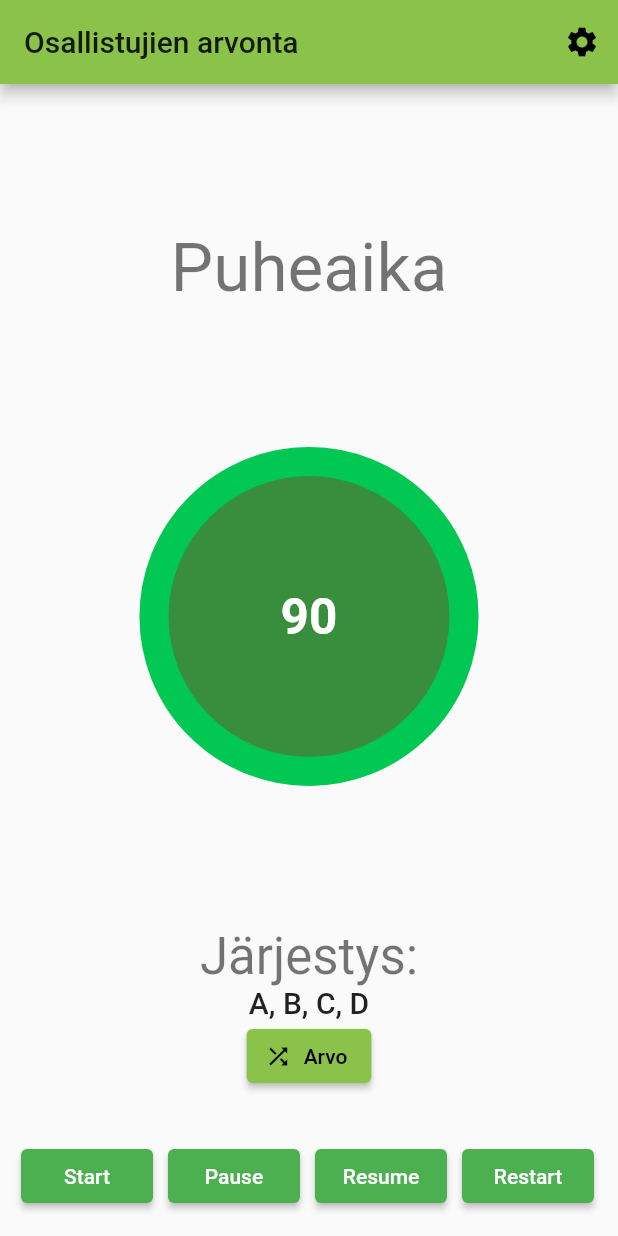
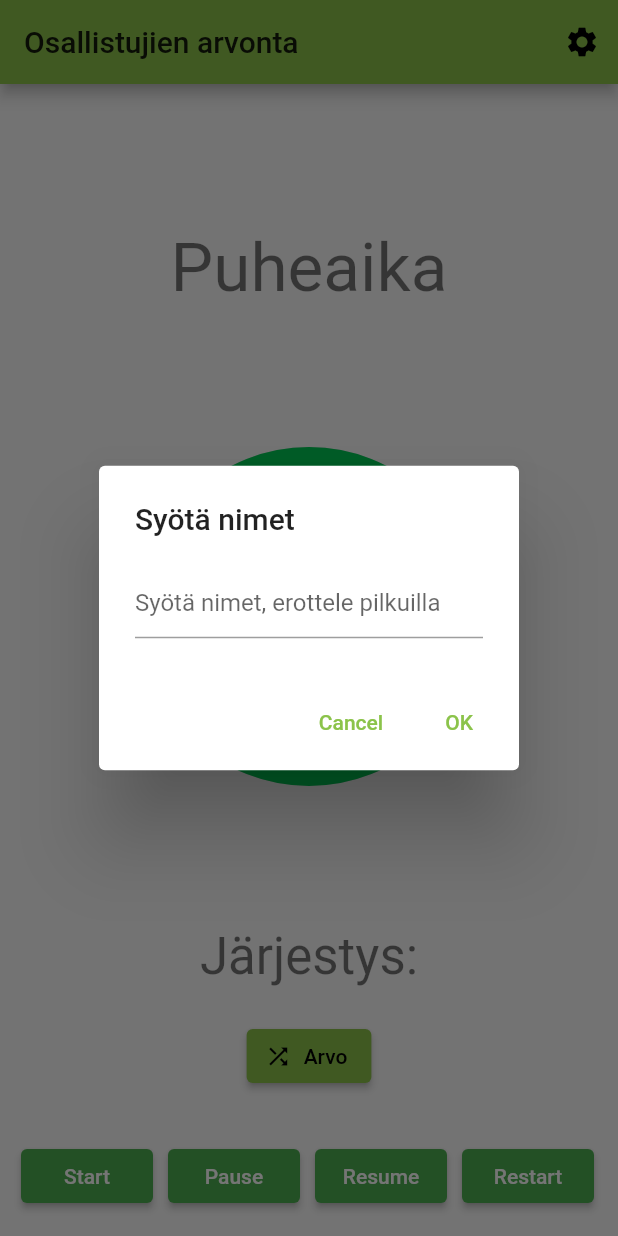
Before and after one commit to areee/flutter_participants_lottery, a Flutter app: the screen it shows after launch, after a tap on the "settings" icon, on a phone screen of 412 x 824 dp. Run offline on Flutter 3.47's test engine with Material 2 defaults, Android fonts, the phone set to English and light mode, and no system bars; drawn by our look-alikes of circular_countdown_timer.

Commit message:
Finish the 1st working version

```diff
--- a/lib/main.dart
+++ b/lib/main.dart
@@ -32,6 +32,60 @@ class MyHomePage extends StatefulWidget {
 class _MyHomePageState extends State<MyHomePage> {
   CountDownController _countDownController = CountDownController();
   int _duration = 90;
+  TextEditingController _textEditingController = TextEditingController();
+  String codeDialog = '';
+  String valueText = '';
+
+  void _runLottery(){
+    setState(() {
+      codeDialog = lottery.runLottery(codeDialog);
+    });
+  }
+
+  Future<void> _displayTextInputDialog(BuildContext context) async {
+    return showDialog(
+        context: context,
+        builder: (context) {
+          return AlertDialog(
+            title: Text('Syötä nimet'),
+            content: TextField(
+              onChanged: (value) {
+                setState(() {
+                  valueText = value;
+                });
+              },
+              controller: _textEditingController,
+              decoration: InputDecoration(hintText: "Syötä nimet, erottele pilkuilla"),
+            ),
+            actions: <Widget>[
+              TextButton(
+                child: Text('Cancel'),
+                onPressed: () {
+                  setState(() {
+                    Navigator.pop(context);
+                  });
+                },
+              ),
+              TextButton(
+                child: Text('OK'),
+                onPressed: () {
+                  setState(() {
+                    codeDialog = valueText;
+                    Navigator.pop(context);
+                  });
+                },
+              ),
+
+            ],
+          );
+        });
+  }
+
+  @override
+  void dispose() {
+    _textEditingController.dispose();
+    super.dispose();
+  }
 
   @override
   Widget build(BuildContext context) {
@@ -40,7 +94,9 @@ class _MyHomePageState extends State<MyHomePage> {
         title: Text(widget.title),
         actions: [
           IconButton(
-            onPressed: (){}, // TODO: replace with a method that starts a Modal Bottom Sheet. E.g.: https://gallery.flutter.dev/#/demo/bottom-sheet
+            onPressed: (){
+              _displayTextInputDialog(context);
+            },
             icon: const Icon(Icons.settings),
             tooltip: 'Asetukset',
           )
@@ -89,16 +145,10 @@ class _MyHomePageState extends State<MyHomePage> {
               style: Theme.of(context).textTheme.headline4,
             ),
             Text(
-              'A, B, C, D',
+              '$codeDialog',
               style: Theme.of(context).textTheme.headline6,
             ),
-            // TextField(
-            //   decoration: InputDecoration(
-            //     border: OutlineInputBorder(),
-            //     hintText: 'Nimet (erottele pilkulla)'
-            //   ),
-            // ),
-            ElevatedButton.icon(onPressed: (){}, icon: const Icon(Icons.shuffle,size: 18,), label: Text("Arvo"))
+            ElevatedButton.icon(onPressed: (){_runLottery();}, icon: const Icon(Icons.shuffle,size: 18,), label: Text("Arvo"))
           ],
         ),
       ),
@@ -137,8 +187,8 @@ class _MyHomePageState extends State<MyHomePage> {
             ),
             onPressed: onPressed,
             style: ElevatedButton.styleFrom(
-              primary: Colors.green, // background
-              onPrimary: Colors.white, // foreground
+              primary: Colors.green,
+              onPrimary: Colors.white,
             )
         ));
   }
```
